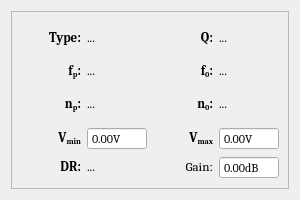
Qt form app/designer/aux_widgets/cell_block.ui (grupo-tc-volcan/TP4) before a commit.
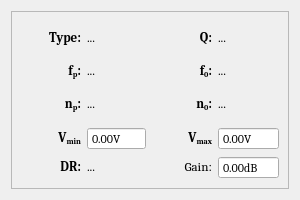
The same form after that commit.

The edit to the form file:
```diff
--- a/app/designer/aux_widgets/cell_block.ui
+++ b/app/designer/aux_widgets/cell_block.ui
@@ -247,6 +247,12 @@
         <property name="decimals">
          <number>2</number>
         </property>
+        <property name="minimum">
+         <double>-300.000000000000000</double>
+        </property>
+        <property name="maximum">
+         <double>300.000000000000000</double>
+        </property>
        </widget>
       </item>
      </layout>
```
Left out of the diff: 4 changed lines with no effect on the pictures.
